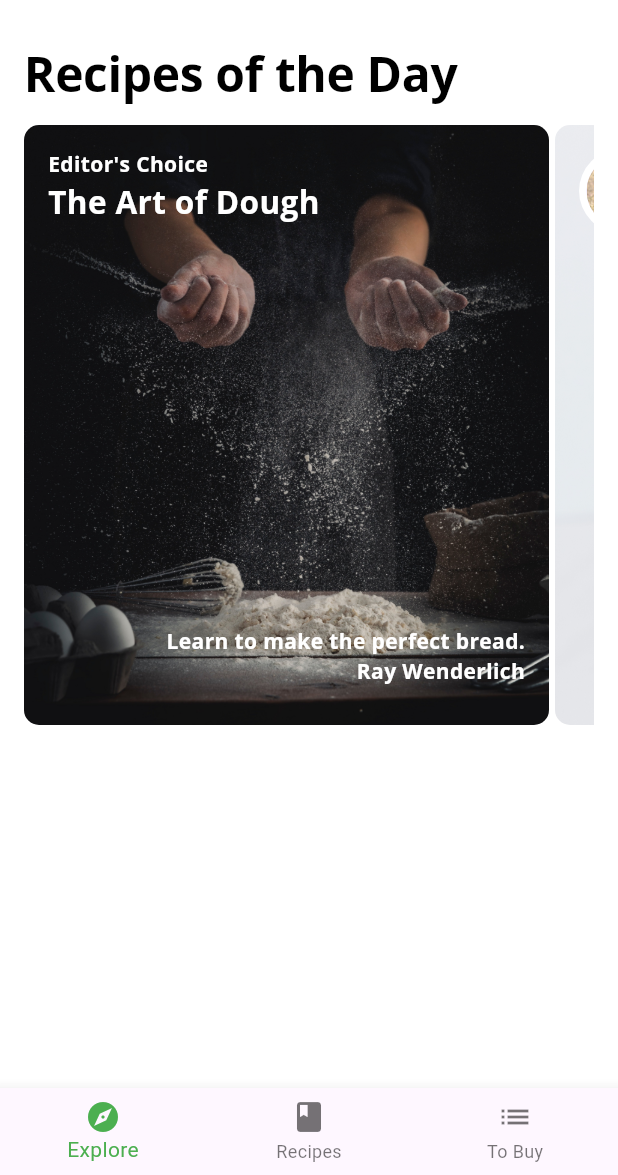
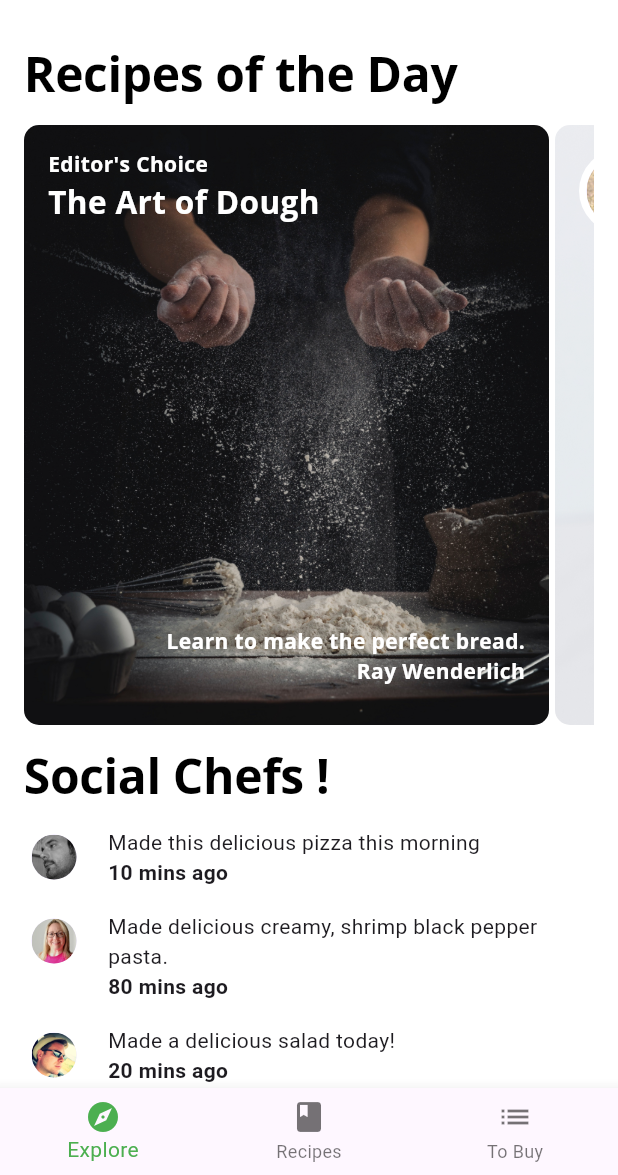
Before and after one commit to carbon-ahs/flutter_scrollable_widgets, a Flutter app: the screen it shows after launch, on a phone screen of 412 x 824 dp, the part 61-1236 px from its top. Run offline on Flutter 3.47's test engine with Material 3 defaults, Android fonts, the phone set to English and light mode, and no system bars; our stand-ins replace google_fonts.

```diff
--- a/lib/components/components.dart
+++ b/lib/components/components.dart
@@ -4,3 +4,5 @@ export 'card2.dart';
 export 'card3.dart';
 export 'circle_image.dart';
 export 'today_recipe_list_view.dart';
+export 'friend_post_tile.dart';
+export 'friend_post_list_view.dart';
--- /dev/null
+++ b/lib/components/friend_post_list_view.dart
@@ -0,0 +1,55 @@
+import 'package:flutter/material.dart';
+import '../models/models.dart';
+import 'components.dart';
+
+class FriendPostListView extends StatelessWidget {
+// 1
+  final List<Post> friendPosts;
+  const FriendPostListView({
+    super.key,
+    required this.friendPosts,
+  });
+  @override
+  Widget build(BuildContext context) {
+// 2
+    return Padding(
+      padding: const EdgeInsets.only(
+        left: 16,
+        right: 16,
+        top: 0,
+      ),
+// 3
+      child: Column(
+        crossAxisAlignment: CrossAxisAlignment.start,
+        children: [
+// 4
+          Text('Social Chefs ! ', style: Theme.of(context).textTheme.headline1),
+// 5
+          const SizedBox(height: 16),
+// TODO: Add PostListView here
+          ListView.separated(
+// 2
+            primary: false,
+// 3
+            physics: const NeverScrollableScrollPhysics(),
+// 4
+            shrinkWrap: true,
+            scrollDirection: Axis.vertical,
+            itemCount: friendPosts.length,
+            itemBuilder: (context, index) {
+// 5
+              final post = friendPosts[index];
+              return FriendPostTile(post: post);
+            },
+            separatorBuilder: (context, index) {
+// 6
+              return const SizedBox(height: 16);
+            },
+          ),
+// 6
+          const SizedBox(height: 16),
+        ],
+      ),
+    );
+  }
+}
--- /dev/null
+++ b/lib/components/friend_post_tile.dart
@@ -0,0 +1,44 @@
+import 'package:flutter/material.dart';
+import '../components/components.dart';
+import '../models/models.dart';
+
+class FriendPostTile extends StatelessWidget {
+  final Post post;
+  const FriendPostTile({
+    super.key,
+    required this.post,
+  });
+  @override
+  Widget build(BuildContext context) {
+// 1
+    return Row(
+      crossAxisAlignment: CrossAxisAlignment.start,
+      mainAxisAlignment: MainAxisAlignment.start,
+      children: [
+// 2
+        CircleImage(
+          imageProvider: AssetImage(post.profileImageUrl),
+          imageRadius: 20,
+        ),
+// 3
+        const SizedBox(width: 16),
+// 4
+        Expanded(
+// 5
+          child: Column(
+            crossAxisAlignment: CrossAxisAlignment.start,
+            children: [
+// 6
+              Text(post.comment),
+// 7
+              Text(
+                '${post.timestamp} mins ago',
+                style: const TextStyle(fontWeight: FontWeight.w700),
+              ),
+            ],
+          ),
+        ),
+      ],
+    );
+  }
+}
--- a/lib/screens/explore_screen.dart
+++ b/lib/screens/explore_screen.dart
@@ -11,26 +11,35 @@ class ExploreScreen extends StatelessWidget {
   ExploreScreen({super.key});
   @override
   Widget build(BuildContext context) {
+// 1
+    return FutureBuilder(
 // 2
-// TodayRecipeListView FutureBuilder
-    return FutureBuilder(
       future: mockService.getExploreData(),
+// 3
       builder: (context, AsyncSnapshot<ExploreData> snapshot) {
+// 4
         if (snapshot.connectionState == ConnectionState.done) {
-          final recipes = snapshot.data?.todayRecipes ?? [];
-          // TodayRecipeListView
-          return TodayRecipeListView(recipes: recipes);
-
-          // return Center(
-          //   child: Container(
-          //     child: const Text('Show TodayRecipeListView'),
-          //   ),
-          // );
+// 5
+          return ListView(
+// 6
+            scrollDirection: Axis.vertical,
+            children: [
+// 7
+              TodayRecipeListView(recipes: snapshot.data?.todayRecipes ?? []),
+// 8
+              const SizedBox(height: 16),
+// 9
+//  FriendPostListView
+              FriendPostListView(friendPosts: snapshot.data?.friendPosts ?? []),
+              // Container(
+              //   height: 400,
+              //   color: Colors.green,
+              // ),
+            ],
+          );
         } else {
-          // 6
-          return const Center(
-            child: CircularProgressIndicator(),
-          );
+// 10
+          return const Center(child: CircularProgressIndicator());
         }
       },
     );
```
